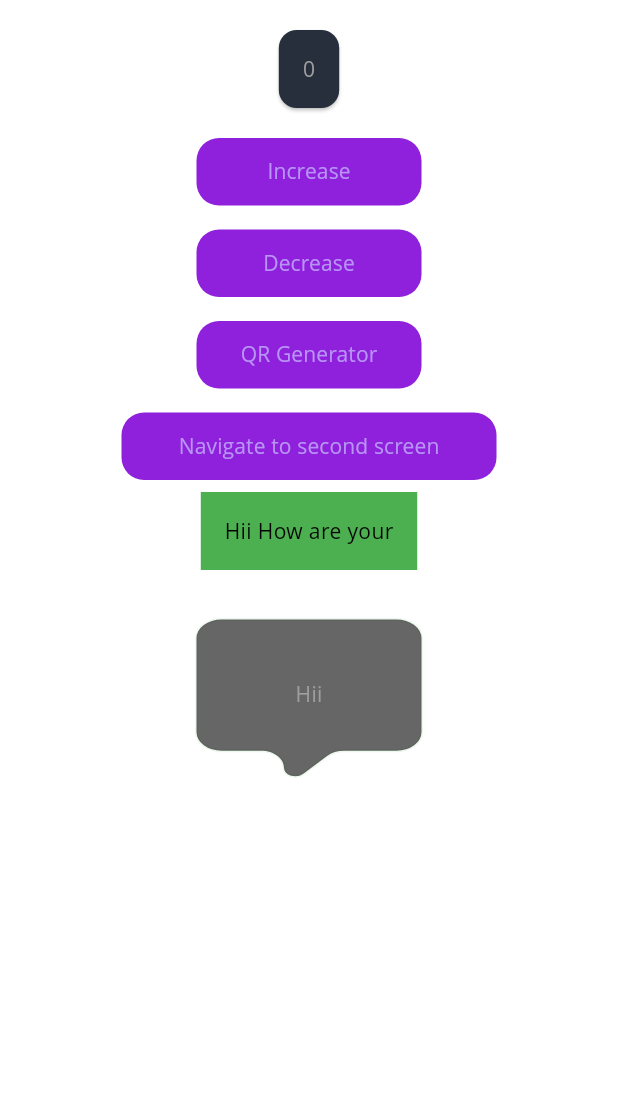
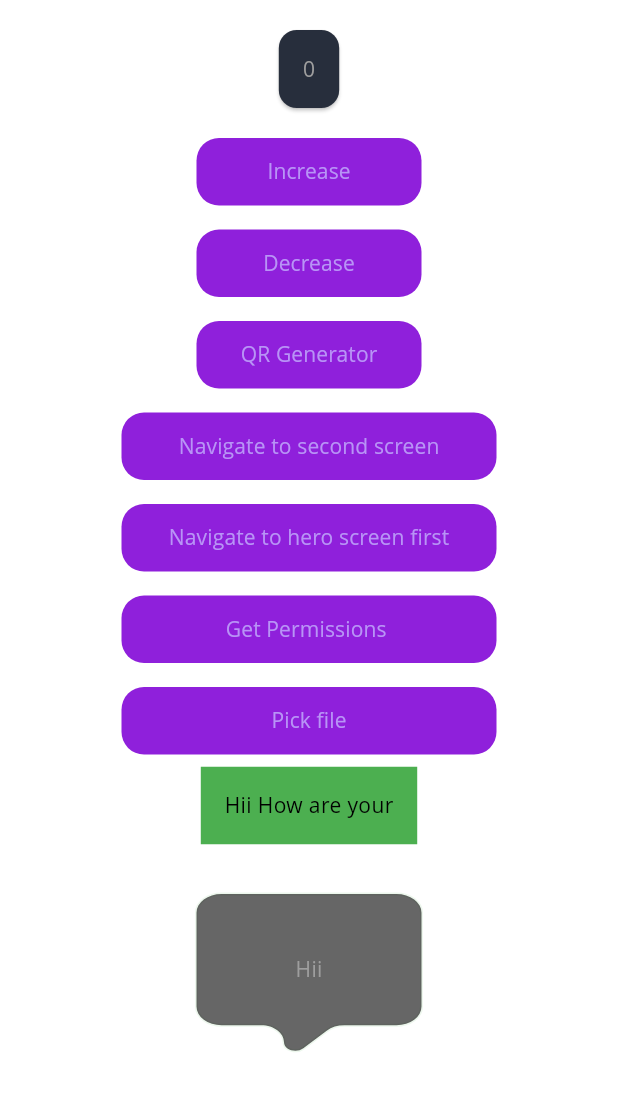
Before and after one commit to alokmaurya281/getx-simple-demo-app, a Flutter app: the screen it shows after launch, on a phone screen of 412 x 824 dp, the part 84-1195 px from its top. Run offline on Flutter 3.47's test engine with Material 3 defaults, Android fonts, the phone set to English and light mode, and no system bars; our stand-ins replace connectivity_plus, file_picker, get, image_gallery_saver, logger, permission_handler and 2 more; missing offline and left inert: custom_clippers; Roboto replaces fonts that are missing (Open Sans).

Commit message:
File picking added

```diff
--- /dev/null
+++ b/lib/app/modules/hero_anim/bindings/hero_binding.dart
@@ -0,0 +1,9 @@
+import 'package:flutter/widgets.dart';
+import 'package:get/get.dart';
+
+class HeroBinding extends Bindings {
+  @override
+  void dependencies() {
+    Get.lazyPut<HeroController>(() => HeroController());
+  }
+}
--- /dev/null
+++ b/lib/app/modules/hero_anim/controllers/hero_controller.dart
@@ -0,0 +1,5 @@
+import 'package:get/get.dart';
+
+class HeroController extends GetxController {
+
+}
--- a/lib/app/modules/home/views/home_view.dart
+++ b/lib/app/modules/home/views/home_view.dart
@@ -1,13 +1,51 @@
+import 'dart:developer';
 import 'package:counter_app/app/modules/home/controllers/home_controller.dart';
 import 'package:counter_app/app/routes/app_pages.dart';
 import 'package:counter_app/app/utils/comment.dart';
 import 'package:counter_app/app/utils/custom_button.dart';
 import 'package:counter_app/app/utils/custom_message_card.dart';
 import 'package:counter_app/app/utils/empty_page.dart';
+import 'package:file_picker/file_picker.dart';
 import 'package:flutter/material.dart';
 import 'package:get/get.dart';
+import 'package:permission_handler/permission_handler.dart';
 
 class HomeView extends GetView<HomeController> {
+  Future<void> pickMedia() async {
+    FilePickerResult? result = await FilePicker.platform.pickFiles(
+      type: FileType.any,
+      allowCompression: true,
+    );
+
+    if (result != null) {
+      // Handle the picked media
+      String filePath = result.files.single.path!;
+      log('Picked file path: $filePath');
+    }
+  }
+
+  Future<void> requestPermissions() async {
+    // List of permissions to request
+    List<Permission> permissions = [
+      // Permission.photos,
+      // Permission.videos,
+      // Permission.audio,
+      // Permission.camera,
+      Permission.manageExternalStorage,
+    ];
+
+    // Request each permission
+    await Future.forEach(permissions, (Permission permission) async {
+      var status = await permission.request();
+      // Check the permission status
+      if (status.isGranted) {
+        log('${permission.toString()} granted');
+      } else {
+        log('${permission.toString()} denied');
+      }
+    });
+  }
+
   const HomeView({super.key});
 
   @override
@@ -82,6 +120,40 @@ class HomeView extends GetView<HomeController> {
                           width: 250,
                           height: 45,
                         ),
+                        const SizedBox(
+                          height: 16,
+                        ),
+                        CustomButton(
+                          text: 'Navigate to hero screen first',
+                          borderColor: Colors.red,
+                          buttonHandler: () => Get.toNamed(Routes.HEROPAGE),
+                          width: 250,
+                          height: 45,
+                        ),
+                        const SizedBox(
+                          height: 16,
+                        ),
+                        CustomButton(
+                          text: 'Get Permissions ',
+                          borderColor: Colors.red,
+                          buttonHandler: () async {
+                            await requestPermissions();
+                          },
+                          width: 250,
+                          height: 45,
+                        ),
+                        const SizedBox(
+                          height: 16,
+                        ),
+                        CustomButton(
+                          text: 'Pick file',
+                          borderColor: Colors.red,
+                          buttonHandler: () async {
+                            await pickMedia();
+                          },
+                          width: 250,
+                          height: 45,
+                        ),
                       ],
                     ),
                     // Column(
--- a/lib/app/routes/app_routes.dart
+++ b/lib/app/routes/app_routes.dart
@@ -9,6 +9,7 @@ abstract class Routes {
   static const SECONDSCREEN = _Paths.SECONDSCREEN;
   static const PROFILESCREEN = _Paths.PROFILESCREEN;
   static const QRGENERATOR = _Paths.QRGENERATOR;
+  static const HEROPAGE = _Paths.HEROPAGE;
 }
 
 abstract class _Paths {
@@ -17,4 +18,5 @@ abstract class _Paths {
   static const SECONDSCREEN = '/second';
   static const PROFILESCREEN = '/profile';
   static const QRGENERATOR = '/qr_generator';
+  static const HEROPAGE = '/hero_page';
 }
--- a/pubspec.yaml
+++ b/pubspec.yaml
@@ -44,6 +44,8 @@ dependencies:
   screenshot: ^2.1.0
   image_gallery_saver: ^2.0.3
   custom_clippers: ^2.0.0
+  permission_handler: ^11.1.0
+  file_picker: ^6.1.1
 
 dev_dependencies:
   flutter_test:
```
Also changed, not shown: lib/app/modules/hero_anim/views/hero_view.dart (added, +32 -0 lines), lib/app/modules/second_screen/views/second_screen.dart (+19 -16 lines), lib/app/routes/app_pages.dart (+9 -1 lines), pubspec.lock, 3 other files.
